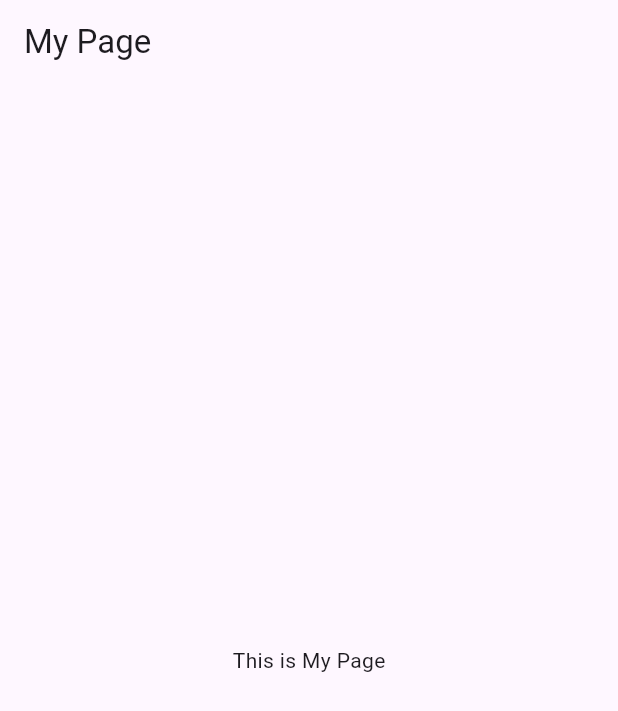
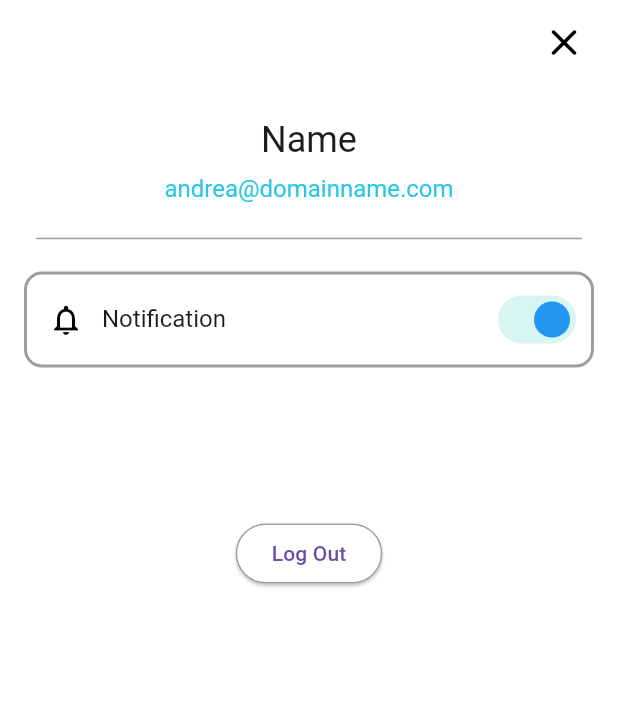
Before and after one commit to Team-course/account-book, a Flutter app: the MyPage screen opened directly, on a phone screen of 412 x 824 dp. Shown: the top 711 px of the screen. Run offline on Flutter 3.47's test engine with Material 3 defaults, Android fonts, the phone set to English and light mode, and no system bars; our stand-ins replace get, syncfusion_flutter_charts; network calls fail.

```diff
--- a/lib/main.dart
+++ b/lib/main.dart
@@ -1,5 +1,7 @@
 import 'package:flutter/material.dart';
-import 'signIn.dart'; // signIn.dart 파일을 임포트합니다.
+import 'navigation_bar.dart'; // signIn.dart 파일을 임포트합니다.
+import 'signUp.dart';
+import 'login.dart';
 
 void main() {
   runApp(const MyApp());
@@ -15,7 +17,7 @@ class MyApp extends StatelessWidget {
       theme: ThemeData(
         primarySwatch: Colors.blue,
       ),
-      home: SignInPage(), // SignInPage를 첫 화면으로 설정
+      home: LoginWidget( ), // SignInPage를 첫 화면으로 설정
     );
   }
 }
--- a/lib/my_page.dart
+++ b/lib/my_page.dart
@@ -1,11 +1,156 @@
 import 'package:flutter/material.dart';
 
-class MyPage extends StatelessWidget {
+class MyPage extends StatefulWidget {
+  const MyPage({Key? key}) : super(key: key);
+
+  @override
+  State<MyPage> createState() => _MyPageWidgetState();
+}
+
+class _MyPageWidgetState extends State<MyPage>
+    with TickerProviderStateMixin {
+  bool switchListTileValue = true;
+
   @override
   Widget build(BuildContext context) {
-    return Scaffold(
-      appBar: AppBar(title: Text("My Page")),
-      body: Center(child: Text("This is My Page")),
+    return GestureDetector(
+      onTap: () => FocusScope.of(context).unfocus(),
+      child: Scaffold(
+        backgroundColor: Colors.white, // Replace FlutterFlowTheme with basic colors
+        appBar: AppBar(
+          backgroundColor: Colors.white,
+          automaticallyImplyLeading: false,
+          actions: [
+            Padding(
+              padding: EdgeInsetsDirectional.fromSTEB(0, 0, 12, 0),
+              child: IconButton(
+                icon: Icon(
+                  Icons.close_rounded,
+                  color: Colors.black, // Adjust the color as needed
+                  size: 30,
+                ),
+                onPressed: () {
+                  Navigator.pop(context);
+                },
+              ),
+            ),
+          ],
+          centerTitle: false,
+          elevation: 0,
+        ),
+        body: SafeArea(
+          top: true,
+          child: Column(
+            mainAxisSize: MainAxisSize.max,
+            children: [
+              Card(
+                clipBehavior: Clip.antiAliasWithSaveLayer,
+                color: Color(0xFFBEE8F1),
+                shape: RoundedRectangleBorder(
+                  borderRadius: BorderRadius.circular(50),
+                ),
+              ),
+              Padding(
+                padding: EdgeInsetsDirectional.fromSTEB(0, 12, 0, 0),
+                child: Text(
+                  'Name',
+                  style: TextStyle(
+                    fontSize: 24,
+                    letterSpacing: 0.0,
+                  ),
+                ),
+              ),
+              Padding(
+                padding: EdgeInsetsDirectional.fromSTEB(0, 4, 0, 0),
+                child: Text(
+                  'andrea@domainname.com',
+                  style: TextStyle(
+                    fontSize: 16,
+                    color: Color(0xFF2AC6E8),
+                    letterSpacing: 0.0,
+                  ),
+                ),
+              ),
+              Divider(
+                height: 44,
+                thickness: 1,
+                indent: 24,
+                endIndent: 24,
+                color: Colors.grey, // Adjust as needed
+              ),
+              Padding(
+                padding: EdgeInsetsDirectional.fromSTEB(16, 0, 16, 0),
+                child: Container(
+                  width: double.infinity,
+                  decoration: BoxDecoration(
+                    color: Colors.white,
+                    borderRadius: BorderRadius.circular(12),
+                    border: Border.all(
+                      color: Colors.grey,
+                      width: 2,
+                    ),
+                  ),
+                  child: Padding(
+                    padding: EdgeInsets.all(2),
+                    child: Row(
+                      mainAxisSize: MainAxisSize.max,
+                      children: [
+                        Padding(
+                          padding: EdgeInsetsDirectional.fromSTEB(12, 0, 0, 0),
+                          child: Icon(
+                            Icons.notifications_none,
+                            color: Colors.black,
+                            size: 24,
+                          ),
+                        ),
+                        Expanded(
+                          child: SwitchListTile.adaptive(
+                            value: switchListTileValue,
+                            onChanged: (newValue) {
+                              setState(() {
+                                switchListTileValue = newValue;
+                              });
+                            },
+                            title: Text(
+                              'Notification',
+                              style: TextStyle(
+                                letterSpacing: 0.0,
+                              ),
+                            ),
+                            tileColor: Colors.white,
+                            activeColor: Colors.blue,
+                            activeTrackColor: Color(0x3439D2C0),
+                            dense: false,
+                            controlAffinity: ListTileControlAffinity.trailing,
+                            contentPadding: EdgeInsetsDirectional.fromSTEB(12, 0, 4, 0),
+                          ),
+                        ),
+                      ],
+                    ),
+                  ),
+                ),
+              ),
+              // Similar changes for other containers...
+              Padding(
+                padding: EdgeInsetsDirectional.fromSTEB(0, 100, 0, 0),
+                child: ElevatedButton(
+                  onPressed: () {
+                    print('Button pressed ...');
+                  },
+                  child: Text('Log Out'),
+                  style: ElevatedButton.styleFrom(
+                    backgroundColor: Colors.white, // Button color
+                    side: BorderSide(color: Colors.grey, width: 1),
+                    shape: RoundedRectangleBorder(
+                      borderRadius: BorderRadius.circular(38),
+                    ),
+                  ),
+                ),
+              ),
+            ],
+          ),
+        ),
+      ),
     );
   }
 }
```
Also changed, not shown: lib/login.dart (added, +131 -0 lines), lib/signUp.dart (added, +163 -0 lines), pubspec.lock.
